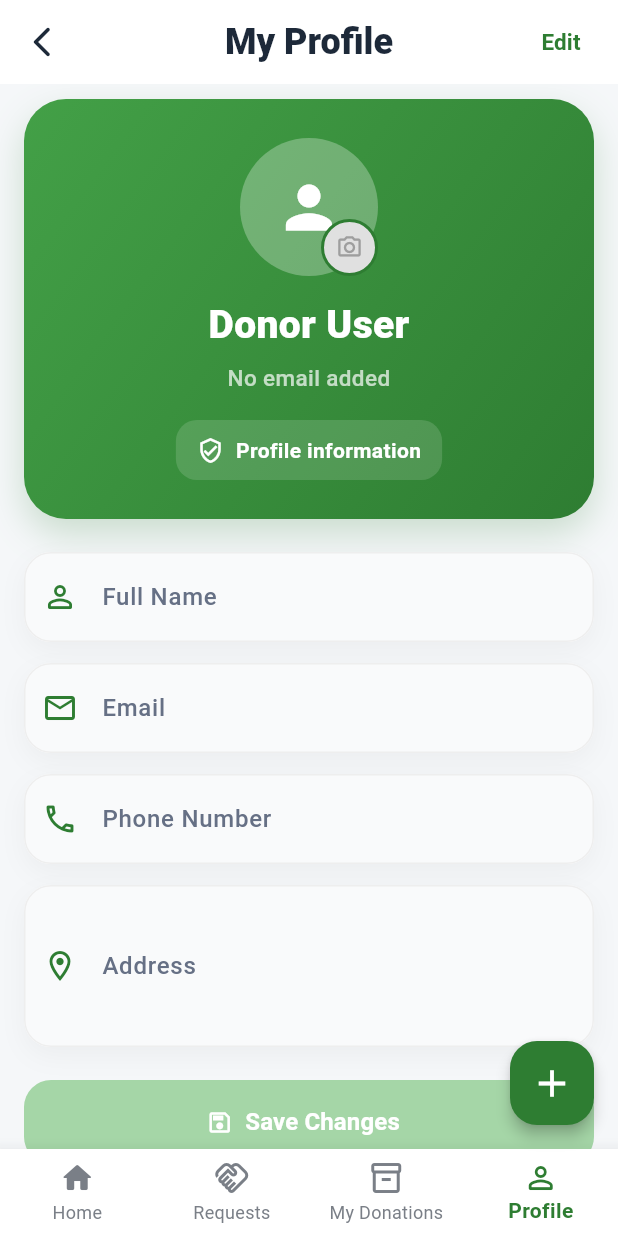
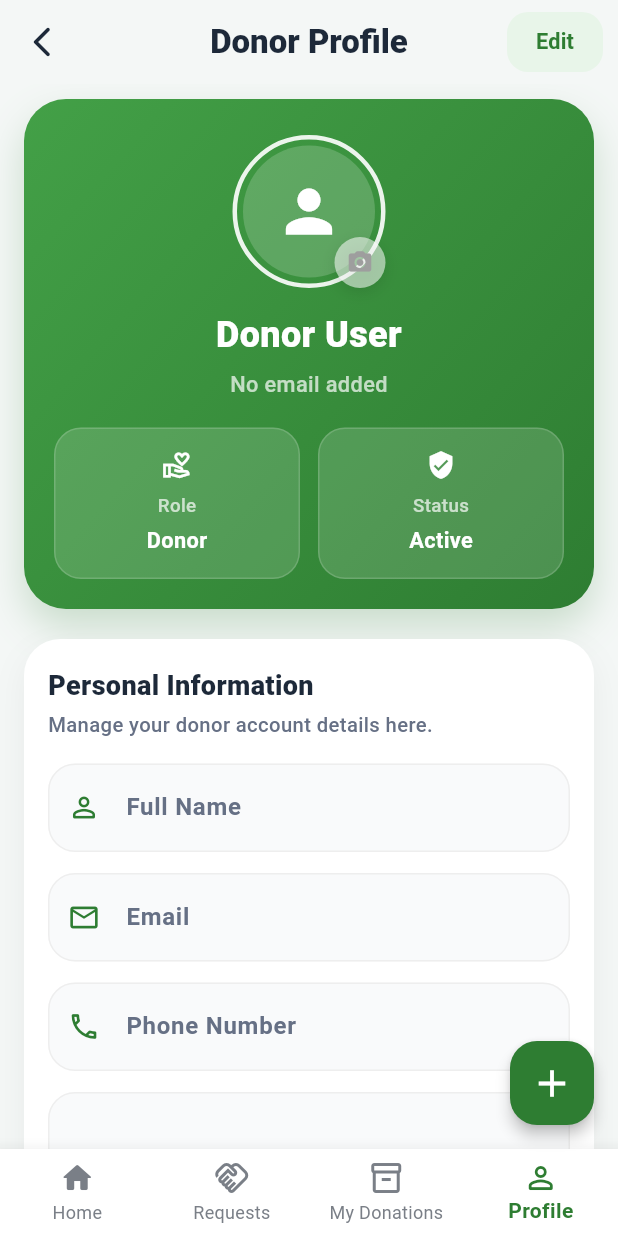
Before and after one commit to siamahmed0011/food_waste_app, a Flutter app: the screen it shows once a user with an empty profile is signed in, item 4 of the bottom bar chosen, on a phone screen of 412 x 824 dp. Run offline on Flutter 3.47's test engine with Material 3 defaults, Android fonts, the phone set to English and light mode, and no system bars; our stand-ins replace cloud_firestore, firebase_auth, firebase_core, image_picker, shared_preferences; accounts and stored records are empty.

Commit message:
Update donor_profile_screen.dart

```diff
--- a/lib/screens/auth/donor_profile_screen.dart
+++ b/lib/screens/auth/donor_profile_screen.dart
@@ -12,9 +12,6 @@ class DonorProfileScreen extends StatefulWidget {
   State<DonorProfileScreen> createState() => _DonorProfileScreenState();
 }
 
-
-
-
 class _DonorProfileScreenState extends State<DonorProfileScreen> {
   final _formKey = GlobalKey<FormState>();
 
@@ -28,10 +25,12 @@ class _DonorProfileScreenState extends State<DonorProfileScreen> {
   String? _imagePath;
 
   static const Color primaryGreen = Color(0xFF2E7D32);
+  static const Color accentGreen = Color(0xFF43A047);
   static const Color lightGreen = Color(0xFFE8F5E9);
-  static const Color bgColor = Color(0xFFF5F7F9);
+  static const Color bgColor = Color(0xFFF4F7F6);
   static const Color titleColor = Color(0xFF1D2939);
   static const Color subTitleColor = Color(0xFF667085);
+  static const Color cardColor = Colors.white;
 
   @override
   void initState() {
@@ -79,7 +78,7 @@ class _DonorProfileScreenState extends State<DonorProfileScreen> {
         ),
         backgroundColor: primaryGreen,
         behavior: SnackBarBehavior.floating,
-        shape: RoundedRectangleBorder(borderRadius: BorderRadius.circular(14)),
+        shape: RoundedRectangleBorder(borderRadius: BorderRadius.circular(16)),
         margin: const EdgeInsets.all(16),
       ),
     );
@@ -100,6 +99,7 @@ class _DonorProfileScreenState extends State<DonorProfileScreen> {
   }
 
   Future<void> _onSave() async {
+    if (!_isEditing) return;
     if (_formKey.currentState!.validate()) {
       await _saveProfileData();
     }
@@ -111,11 +111,11 @@ class _DonorProfileScreenState extends State<DonorProfileScreen> {
       builder: (context) {
         return AlertDialog(
           shape: RoundedRectangleBorder(
-            borderRadius: BorderRadius.circular(18),
+            borderRadius: BorderRadius.circular(22),
           ),
           title: const Text(
             'Logout',
-            style: TextStyle(fontWeight: FontWeight.w700),
+            style: TextStyle(fontWeight: FontWeight.w800),
           ),
           content: const Text(
             'Are you sure you want to logout from your account?',
@@ -123,12 +123,18 @@ class _DonorProfileScreenState extends State<DonorProfileScreen> {
           actions: [
             TextButton(
               onPressed: () => Navigator.pop(context, false),
-              child: const Text('Cancel', style: TextStyle(color: Colors.grey)),
+              child: const Text(
+                'Cancel',
+                style: TextStyle(
+                  color: Colors.grey,
+                  fontWeight: FontWeight.w600,
+                ),
+              ),
             ),
             ElevatedButton(
               onPressed: () => Navigator.pop(context, true),
               style: ElevatedButton.styleFrom(
-                backgroundColor: const Color.fromARGB(255, 49, 218, 52),
+                backgroundColor: Colors.redAccent,
                 foregroundColor: Colors.white,
                 elevation: 0,
                 shape: RoundedRectangleBorder(
@@ -151,45 +157,177 @@ class _DonorProfileScreenState extends State<DonorProfileScreen> {
     }
   }
 
-  Widget _buildProfileImage() {
-    ImageProvider? imageProvider;
-
+  ImageProvider? _getImageProvider() {
     if (_imagePath != null && _imagePath!.isNotEmpty) {
       final file = File(_imagePath!);
       if (file.existsSync()) {
-        imageProvider = FileImage(file);
+        return FileImage(file);
       }
     }
+    return null;
+  }
+
+  Widget _buildProfileImage() {
+    final imageProvider = _getImageProvider();
 
     return Stack(
       alignment: Alignment.bottomRight,
       children: [
-        CircleAvatar(
-          radius: 46,
-          backgroundColor: Colors.white.withOpacity(0.28),
+        Container(
+          padding: const EdgeInsets.all(4),
+          decoration: BoxDecoration(
+            shape: BoxShape.circle,
+            border: Border.all(color: Colors.white.withOpacity(0.9), width: 3),
+          ),
+          child: CircleAvatar(
+            radius: 44,
+            backgroundColor: Colors.white.withOpacity(0.18),
             backgroundImage: imageProvider,
             child: imageProvider == null
                 ? const Icon(Icons.person, size: 46, color: Colors.white)
                 : null,
           ),
-        InkWell(
+        ),
+        GestureDetector(
           onTap: _isEditing ? _pickImage : null,
-          borderRadius: BorderRadius.circular(100),
           child: Container(
             padding: const EdgeInsets.all(8),
             decoration: BoxDecoration(
-              color: _isEditing ? Colors.white : Colors.grey.shade300,
+              color: _isEditing ? Colors.white : Colors.white54,
               shape: BoxShape.circle,
-              border: Border.all(color: primaryGreen, width: 2),
+              boxShadow: [
+                BoxShadow(
+                  color: Colors.black.withOpacity(0.10),
+                  blurRadius: 8,
+                  offset: const Offset(0, 3),
+                ),
+              ],
             ),
             child: Icon(
-              Icons.camera_alt_outlined,
+              Icons.camera_alt_rounded,
               color: _isEditing ? primaryGreen : Colors.grey,
               size: 18,
             ),
           ),
         ),
       ],
+    );
+  }
+
+  Widget _buildHeaderCard() {
+    return Container(
+      width: double.infinity,
+      padding: const EdgeInsets.fromLTRB(20, 24, 20, 20),
+      decoration: BoxDecoration(
+        gradient: const LinearGradient(
+          colors: [accentGreen, primaryGreen],
+          begin: Alignment.topLeft,
+          end: Alignment.bottomRight,
+        ),
+        borderRadius: BorderRadius.circular(28),
+        boxShadow: [
+          BoxShadow(
+            color: primaryGreen.withOpacity(0.22),
+            blurRadius: 22,
+            offset: const Offset(0, 12),
+          ),
+        ],
+      ),
+      child: Column(
+        children: [
+          _buildProfileImage(),
+          const SizedBox(height: 14),
+          Text(
+            _nameController.text.trim().isEmpty
+                ? 'Donor User'
+                : _nameController.text.trim(),
+            textAlign: TextAlign.center,
+            style: const TextStyle(
+              color: Colors.white,
+              fontSize: 24,
+              fontWeight: FontWeight.w800,
+            ),
+          ),
+          const SizedBox(height: 6),
+          Text(
+            _emailController.text.trim().isEmpty
+                ? 'No email added'
+                : _emailController.text.trim(),
+            textAlign: TextAlign.center,
+            style: const TextStyle(
+              color: Colors.white70,
+              fontSize: 14.5,
+              fontWeight: FontWeight.w500,
+            ),
+          ),
+          const SizedBox(height: 18),
+          Row(
+            children: [
+              Expanded(
+                child: _MiniInfoCard(
+                  icon: Icons.volunteer_activism_outlined,
+                  title: 'Role',
+                  value: 'Donor',
+                ),
+              ),
+              const SizedBox(width: 12),
+              Expanded(
+                child: _MiniInfoCard(
+                  icon: _isEditing ? Icons.edit_outlined : Icons.verified_user,
+                  title: 'Status',
+                  value: _isEditing ? 'Editing' : 'Active',
+                ),
+              ),
+            ],
+          ),
+        ],
+      ),
+    );
+  }
+
+  Widget _buildSectionCard({
+    required String title,
+    required String subtitle,
+    required List<Widget> children,
+  }) {
+    return Container(
+      width: double.infinity,
+      padding: const EdgeInsets.fromLTRB(16, 18, 16, 16),
+      decoration: BoxDecoration(
+        color: cardColor,
+        borderRadius: BorderRadius.circular(24),
+        boxShadow: [
+          BoxShadow(
+            color: Colors.black.withOpacity(0.05),
+            blurRadius: 18,
+            offset: const Offset(0, 8),
+          ),
+        ],
+      ),
+      child: Column(
+        crossAxisAlignment: CrossAxisAlignment.start,
+        children: [
+          Text(
+            title,
+            style: const TextStyle(
+              color: titleColor,
+              fontSize: 18,
+              fontWeight: FontWeight.w800,
+            ),
+          ),
+          const SizedBox(height: 4),
+          Text(
+            subtitle,
+            style: const TextStyle(
+              color: subTitleColor,
+              fontSize: 13.5,
+              fontWeight: FontWeight.w500,
+            ),
+          ),
+          const SizedBox(height: 16),
+          ...children,
+        ],
+      ),
     );
   }
 
@@ -202,39 +340,34 @@ class _DonorProfileScreenState extends State<DonorProfileScreen> {
     int maxLines = 1,
     String? Function(String?)? validator,
   }) {
-    return Container(
-      margin: const EdgeInsets.only(bottom: 14),
-      decoration: BoxDecoration(
-        color: Colors.white,
-        borderRadius: BorderRadius.circular(18),
-        boxShadow: [
-          BoxShadow(
-            color: Colors.black.withOpacity(0.04),
-            blurRadius: 14,
-            offset: const Offset(0, 6),
-          ),
-        ],
-      ),
+    return Padding(
+      padding: const EdgeInsets.only(bottom: 14),
       child: TextFormField(
         controller: controller,
         enabled: _isEditing,
         keyboardType: keyboardType,
         maxLines: maxLines,
         validator: validator,
+        onChanged: (_) {
+          setState(() {});
+        },
         style: TextStyle(
           color: _isEditing ? titleColor : Colors.black87,
-          fontSize: 16,
-          fontWeight: FontWeight.w500,
+          fontSize: 15.5,
+          fontWeight: FontWeight.w600,
         ),
         decoration: InputDecoration(
           labelText: label,
           hintText: hint,
+          prefixIcon: Icon(icon, color: primaryGreen, size: 22),
           labelStyle: const TextStyle(
             color: subTitleColor,
+            fontWeight: FontWeight.w600,
+          ),
+          hintStyle: TextStyle(
+            color: Colors.grey.shade400,
             fontWeight: FontWeight.w500,
           ),
-          hintStyle: TextStyle(color: Colors.grey.shade400),
-          prefixIcon: Icon(icon, color: primaryGreen),
           filled: true,
           fillColor: _isEditing ? Colors.white : const Color(0xFFF9FAFB),
           enabledBorder: OutlineInputBorder(
@@ -266,6 +399,58 @@ class _DonorProfileScreenState extends State<DonorProfileScreen> {
     );
   }
 
+  Widget _buildActionButtons() {
+    return Column(
+      children: [
+        SizedBox(
+          width: double.infinity,
+          height: 56,
+          child: ElevatedButton.icon(
+            onPressed: _isEditing ? _onSave : null,
+            icon: const Icon(Icons.save_outlined),
+            label: Text(
+              _isEditing ? 'Save Changes' : 'Enable Edit First',
+              style: const TextStyle(fontSize: 16, fontWeight: FontWeight.w700),
+            ),
+            style: ElevatedButton.styleFrom(
+              backgroundColor: _isEditing
+                  ? primaryGreen
+                  : Colors.green.shade200,
+              foregroundColor: Colors.white,
+              disabledBackgroundColor: Colors.green.shade200,
+              disabledForegroundColor: Colors.white,
+              elevation: 0,
+              shape: RoundedRectangleBorder(
+                borderRadius: BorderRadius.circular(18),
+              ),
+            ),
+          ),
+        ),
+        const SizedBox(height: 12),
+        SizedBox(
+          width: double.infinity,
+          height: 54,
+          child: OutlinedButton.icon(
+            onPressed: _logout,
+            icon: const Icon(Icons.logout_rounded),
+            label: const Text(
+              'Logout',
+              style: TextStyle(fontSize: 16, fontWeight: FontWeight.w700),
+            ),
+            style: OutlinedButton.styleFrom(
+              foregroundColor: Colors.redAccent,
+              side: BorderSide(color: Colors.redAccent.withOpacity(0.35)),
+              backgroundColor: Colors.white,
+              shape: RoundedRectangleBorder(
+                borderRadius: BorderRadius.circular(18),
+              ),
+            ),
+          ),
+        ),
+      ],
+    );
+  }
+
   @override
   void dispose() {
     _nameController.dispose();
@@ -287,130 +472,62 @@ class _DonorProfileScreenState extends State<DonorProfileScreen> {
     return Scaffold(
       backgroundColor: bgColor,
       appBar: AppBar(
-        backgroundColor: Colors.white,
+        backgroundColor: bgColor,
         elevation: 0,
-        surfaceTintColor: Colors.white,
+        surfaceTintColor: bgColor,
         leading: IconButton(
           onPressed: () => Navigator.pop(context),
           icon: const Icon(Icons.arrow_back_ios_new_rounded, color: titleColor),
         ),
         centerTitle: true,
         title: const Text(
-          'My Profile',
+          'Donor Profile',
           style: TextStyle(
             color: titleColor,
-            fontSize: 24,
+            fontSize: 22,
             fontWeight: FontWeight.w800,
           ),
         ),
         actions: [
-          TextButton(
+          Padding(
+            padding: const EdgeInsets.only(right: 10),
+            child: TextButton(
               onPressed: () {
                 setState(() {
                   _isEditing = !_isEditing;
                 });
               },
+              style: TextButton.styleFrom(
+                backgroundColor: lightGreen,
+                shape: RoundedRectangleBorder(
+                  borderRadius: BorderRadius.circular(14),
+                ),
+              ),
               child: Text(
                 _isEditing ? 'Cancel' : 'Edit',
                 style: const TextStyle(
                   color: primaryGreen,
                   fontWeight: FontWeight.w700,
-                fontSize: 15,
+                  fontSize: 14.5,
                 ),
               ),
             ),
-          const SizedBox(width: 6),
+          ),
         ],
       ),
       body: SafeArea(
         child: SingleChildScrollView(
-          padding: const EdgeInsets.fromLTRB(16, 10, 16, 30),
+          padding: const EdgeInsets.fromLTRB(16, 10, 16, 28),
           child: Form(
             key: _formKey,
             child: Column(
               children: [
-                Container(
-                  width: double.infinity,
-                  padding: const EdgeInsets.symmetric(
-                    horizontal: 20,
-                    vertical: 26,
-                  ),
-                  decoration: BoxDecoration(
-                    gradient: const LinearGradient(
-                      colors: [Color(0xFF43A047), Color(0xFF2E7D32)],
-                      begin: Alignment.topLeft,
-                      end: Alignment.bottomRight,
-                    ),
-                    borderRadius: BorderRadius.circular(28),
-                    boxShadow: [
-                      BoxShadow(
-                        color: primaryGreen.withOpacity(0.22),
-                        blurRadius: 20,
-                        offset: const Offset(0, 10),
-                      ),
-                    ],
-                  ),
-                  child: Column(
+                _buildHeaderCard(),
+                const SizedBox(height: 20),
+                _buildSectionCard(
+                  title: 'Personal Information',
+                  subtitle: 'Manage your donor account details here.',
                   children: [
-                      _buildProfileImage(),
-                      const SizedBox(height: 14),
-                      Text(
-                        _nameController.text.trim().isEmpty
-                            ? 'Donor User'
-                            : _nameController.text.trim(),
-                        style: const TextStyle(
-                          color: Colors.white,
-                          fontSize: 26,
-                          fontWeight: FontWeight.w800,
-                        ),
-                      ),
-                      const SizedBox(height: 6),
-                      Text(
-                        _emailController.text.trim().isEmpty
-                            ? 'No email added'
-                            : _emailController.text.trim(),
-                        textAlign: TextAlign.center,
-                        style: const TextStyle(
-                          color: Colors.white70,
-                          fontSize: 15,
-                          fontWeight: FontWeight.w500,
-                        ),
-                      ),
-                      const SizedBox(height: 18),
-                      Container(
-                        padding: const EdgeInsets.symmetric(
-                          horizontal: 14,
-                          vertical: 10,
-                        ),
-                        decoration: BoxDecoration(
-                          color: Colors.white.withOpacity(0.14),
-                          borderRadius: BorderRadius.circular(14),
-                        ),
-                        child: Row(
-                          mainAxisSize: MainAxisSize.min,
-                          children: [
-                            const Icon(
-                              Icons.verified_user_outlined,
-                              color: Colors.white,
-                              size: 18,
-                            ),
-                            const SizedBox(width: 8),
-                            Text(
-                              _isEditing
-                                  ? 'Editing enabled'
-                                  : 'Profile information',
-                              style: const TextStyle(
-                                color: Colors.white,
-                                fontWeight: FontWeight.w600,
-                              ),
-                            ),
-                          ],
-                        ),
-                      ),
-                    ],
-                  ),
-                ),
-                const SizedBox(height: 22),
                     _buildInfoField(
                       label: 'Full Name',
                       controller: _nameController,
@@ -468,66 +585,22 @@ class _DonorProfileScreenState extends State<DonorProfileScreen> {
                         return null;
                       },
                     ),
-                const SizedBox(height: 8),
-                SizedBox(
-                  width: double.infinity,
-                  height: 56,
-                  child: ElevatedButton.icon(
-                    onPressed: _onSave,
-                    icon: const Icon(Icons.save_outlined),
-                    label: const Text(
-                      'Save Changes',
-                      style: TextStyle(
-                        fontSize: 16,
-                        fontWeight: FontWeight.w700,
+                  ],
                 ),
-                    ),
-                    style: ElevatedButton.styleFrom(
-                      backgroundColor: _isEditing
-                          ? primaryGreen
-                          : Colors.green.shade200,
-                      foregroundColor: Colors.white,
-                      elevation: 0,
-                      shape: RoundedRectangleBorder(
-                        borderRadius: BorderRadius.circular(18),
-                      ),
-                    ),
-                  ),
-                ),
-                const SizedBox(height: 14),
-                SizedBox(
-                  width: double.infinity,
-                  height: 54,
-                  child: OutlinedButton.icon(
-                    onPressed: _logout,
-                    icon: const Icon(Icons.logout_rounded),
-                    label: const Text(
-                      'Logout',
-                      style: TextStyle(
-                        fontSize: 16,
-                        fontWeight: FontWeight.w700,
-                      ),
-                    ),
-                    style: OutlinedButton.styleFrom(
-                      foregroundColor: const Color.fromARGB(255, 107, 216, 90),
-                      side: const BorderSide(color: Colors.redAccent),
-                      shape: RoundedRectangleBorder(
-                        borderRadius: BorderRadius.circular(18),
-                      ),
-                    ),
-                  ),
-                ),
+                const SizedBox(height: 18),
+                _buildActionButtons(),
                 const SizedBox(height: 14),
                 Text(
                   _isEditing
-                      ? 'You can now update your information and save it.'
+                      ? 'Editing mode is enabled. Update your information and tap Save Changes.'
                       : 'Tap Edit to update your profile information.',
+                  textAlign: TextAlign.center,
                   style: const TextStyle(
                     color: subTitleColor,
                     fontSize: 13.5,
                     fontWeight: FontWeight.w500,
+                    height: 1.4,
                   ),
-                  textAlign: TextAlign.center,
                 ),
               ],
             ),
@@ -537,3 +610,50 @@ class _DonorProfileScreenState extends State<DonorProfileScreen> {
     );
   }
 }
+
+class _MiniInfoCard extends StatelessWidget {
+  final IconData icon;
+  final String title;
+  final String value;
+
+  const _MiniInfoCard({
+    required this.icon,
+    required this.title,
+    required this.value,
+  });
+
+  @override
+  Widget build(BuildContext context) {
+    return Container(
+      padding: const EdgeInsets.symmetric(vertical: 14, horizontal: 12),
+      decoration: BoxDecoration(
+        color: Colors.white.withOpacity(0.14),
+        borderRadius: BorderRadius.circular(18),
+        border: Border.all(color: Colors.white.withOpacity(0.16)),
+      ),
+      child: Column(
+        children: [
+          Icon(icon, color: Colors.white, size: 20),
+          const SizedBox(height: 8),
+          Text(
+            title,
+            style: const TextStyle(
+              color: Colors.white70,
+              fontSize: 12.5,
+              fontWeight: FontWeight.w500,
+            ),
+          ),
+          const SizedBox(height: 4),
+          Text(
+            value,
+            style: const TextStyle(
+              color: Colors.white,
+              fontSize: 14.5,
+              fontWeight: FontWeight.w700,
+            ),
+          ),
+        ],
+      ),
+    );
+  }
+}
```
Lines whose indentation alone changed are shown as unchanged.
